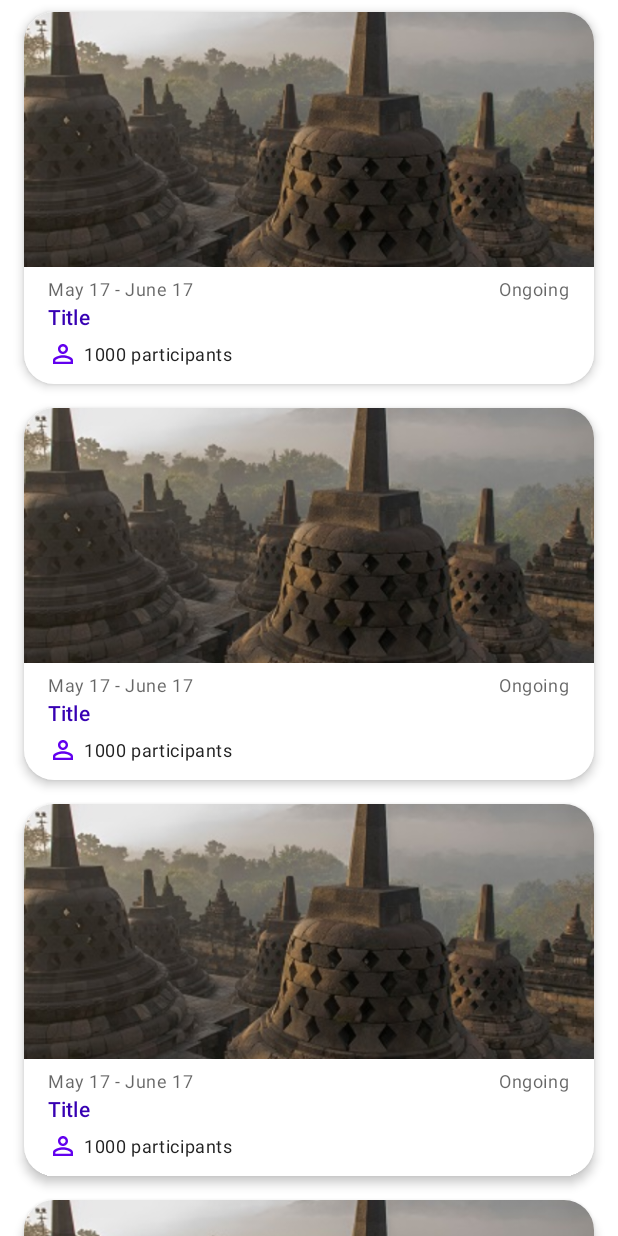
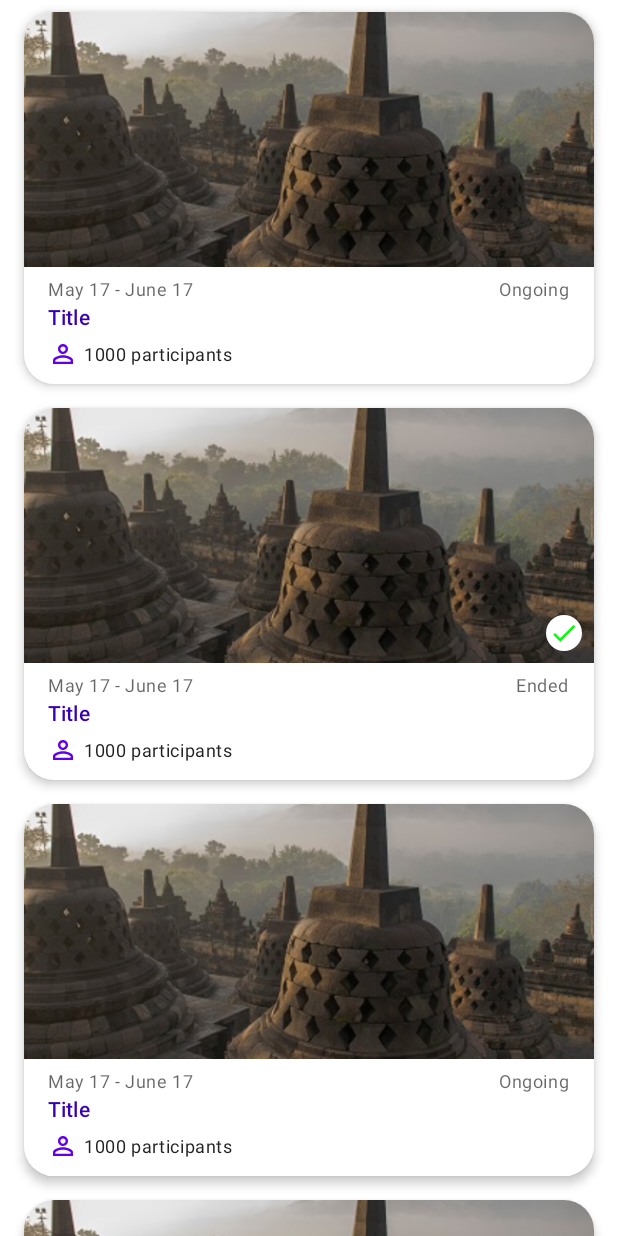
Before and after one commit to Traversee-ID/traversee-id-android, an Android app built with Jetpack Compose: the composable CampaignUserScreen shown on its own in the app's theme, on a phone screen of 412 x 824 dp. Run offline under Robolectric (Android 15) with nearby library versions, the phone set to English and light mode, and no system bars; libraries missing offline, so code that uses them is left out: com.ramcosta.composedestinations.

Commit message:
feat: added check icon while campaign has ended

```diff
--- a/app/src/main/java/com/alvindev/traverseeid/feature_campaign/presentation/campaign_user/CampaignUserScreen.kt
+++ b/app/src/main/java/com/alvindev/traverseeid/feature_campaign/presentation/campaign_user/CampaignUserScreen.kt
@@ -23,14 +23,15 @@ fun CampaignUserScreen(
     navigator: DestinationsNavigator
 ){
     LazyColumn{
-        items(10){
+        items(10){ index ->
             MyCampaignCard(
                 modifier = Modifier
                     .fillMaxWidth()
                     .padding(horizontal = 16.dp, vertical = 8.dp),
                 onClick = {
                     navigator.navigate(ScreenRoute.CampaignDetails)
-                }
+                },
+                status = if(index % 2 == 1) "Ended" else "Ongoing",
             )
         }
     }
--- a/app/src/main/java/com/alvindev/traverseeid/feature_campaign/presentation/component/MyCampaignCard.kt
+++ b/app/src/main/java/com/alvindev/traverseeid/feature_campaign/presentation/component/MyCampaignCard.kt
@@ -1,9 +1,12 @@
 package com.alvindev.traverseeid.feature_campaign.presentation.component
 
 import androidx.compose.foundation.Image
+import androidx.compose.foundation.background
 import androidx.compose.foundation.layout.*
+import androidx.compose.foundation.shape.RoundedCornerShape
 import androidx.compose.material.*
 import androidx.compose.material.icons.Icons
+import androidx.compose.material.icons.filled.Check
 import androidx.compose.material.icons.filled.PersonOutline
 import androidx.compose.runtime.Composable
 import androidx.compose.ui.Alignment
@@ -15,6 +18,7 @@ import androidx.compose.ui.tooling.preview.Preview
 import androidx.compose.ui.unit.dp
 import com.alvindev.traverseeid.R
 import com.alvindev.traverseeid.core.theme.*
+import com.alvindev.traverseeid.feature_campaign.domain.constant.CampaignParticipantConstant
 
 @OptIn(ExperimentalMaterialApi::class)
 @Composable
@@ -35,15 +39,33 @@ fun MyCampaignCard(
         backgroundColor = Color.White,
     ) {
         Column {
-            Image(
-                painter = painterResource(id = R.drawable.dummy_borobudur),
-                contentDescription = null,
-                modifier = Modifier
+            Box(
+                modifier =
+                Modifier
                     .fillMaxWidth()
-                    .height(170.dp),
-                contentScale = ContentScale.Crop,
-                alignment = Alignment.Center
-            )
+                    .height(170.dp)
+            ){
+                Image(
+                    painter = painterResource(id = R.drawable.dummy_borobudur),
+                    contentDescription = null,
+                    modifier = Modifier.fillMaxSize(),
+                    contentScale = ContentScale.Crop,
+                    alignment = Alignment.Center
+                )
+                if(status == "Ended") {
+                    Icon(
+                        modifier = Modifier
+                            .align(Alignment.BottomEnd)
+                            .padding(8.dp)
+                            .size(24.dp)
+                            .background(color = Color.White, shape = RoundedCornerShape(50))
+                            .padding(2.dp),
+                        imageVector = Icons.Default.Check,
+                        contentDescription = "Campaign Ended",
+                        tint = Color.Green,
+                    )
+                }
+            }
             Column(
                 modifier = Modifier
                     .fillMaxWidth()
```
Also changed, not shown: app/src/main/java/com/alvindev/traverseeid/feature_campaign/domain/constant/CampaignConstant.kt (deleted, +0 -10 lines), app/src/main/java/com/alvindev/traverseeid/feature_campaign/domain/constant/CampaignParticipantConstant.kt (added, +8 -0 lines), app/src/main/java/com/alvindev/traverseeid/feature_campaign/presentation/campaign_details/CampaignDetailsScreen.kt (+36 -11 lines).
